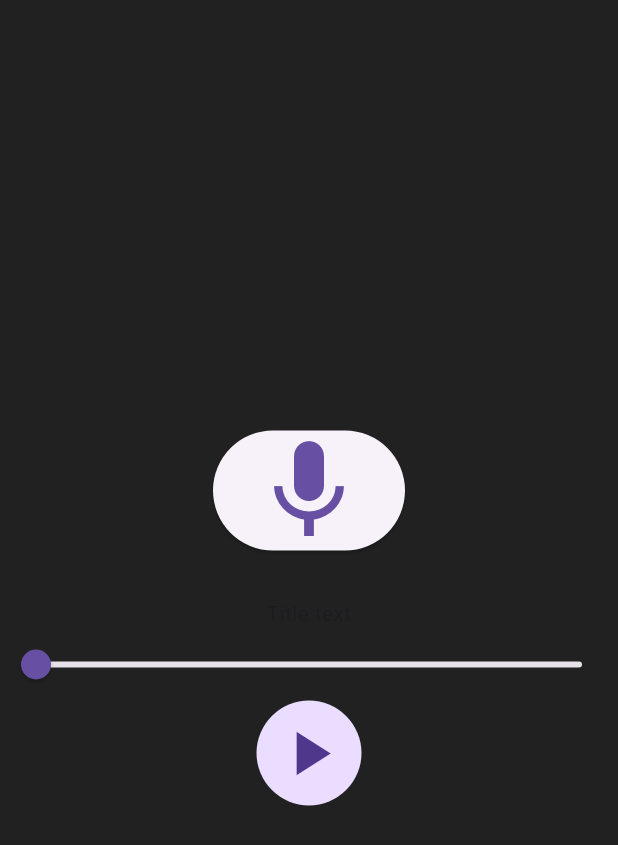
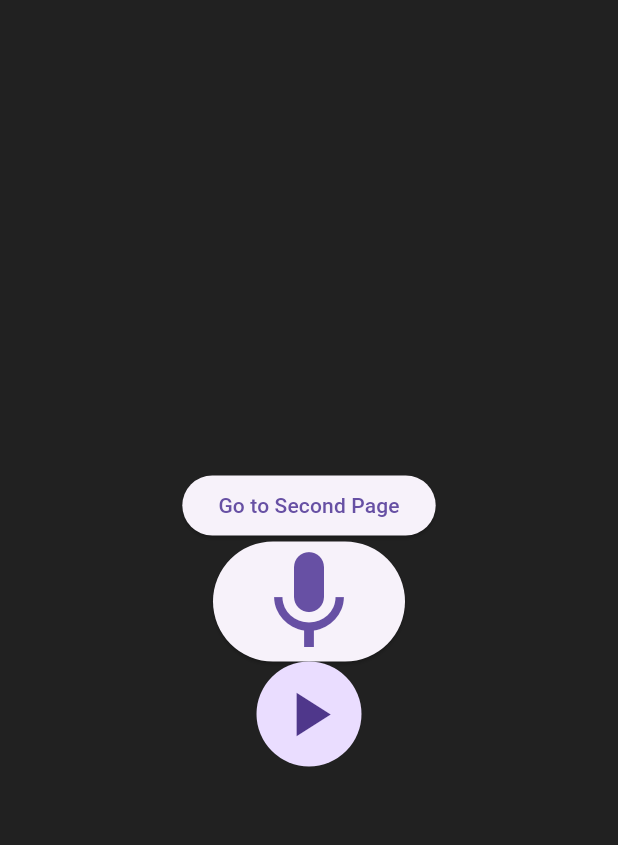
Before and after one commit to theartcher/S4-SM-Individual, a Flutter app: the screen it shows after launch, after a tap on the "play arrow" icon, on a phone screen of 412 x 824 dp. Shown: the top 845 px of the screen. Run offline on Flutter 3.47's test engine with Material 3 defaults, Android fonts, the phone set to English and light mode, and no system bars; our stand-ins replace audioplayers, permission_handler; missing offline and left inert: flutter_sound.

Commit message:
seperate files into studio/microphone

```diff
--- a/microphone_mixer_flutter/lib/main.dart
+++ b/microphone_mixer_flutter/lib/main.dart
@@ -1,121 +1,9 @@
-import 'dart:async';
-import 'dart:io';
+import 'package:flutter/material.dart';
+import 'package:microphone_mixer_flutter/pages/studio.dart';
 
-import 'package:audioplayers/audioplayers.dart';
-import 'package:flutter/material.dart';
-import 'package:flutter_sound/flutter_sound.dart';
-import 'package:permission_handler/permission_handler.dart';
-
-void main() => runApp(const MaterialApp(home: MainPage()));
-
-class MainPage extends StatefulWidget {
-  const MainPage({super.key});
-
-  @override
-  State<MainPage> createState() => _MainPageState();
+void main() {
+  runApp(const MaterialApp(
+    title: 'Yippie, routing!',
+    home: StudioRoute(),
+  ));
 }
-
-class _MainPageState extends State<MainPage> {
-  final audioPlayer = AudioPlayer();
-  final recorder = FlutterSoundRecorder();
-  Duration duration = Duration.zero;
-  Duration position = Duration.zero;
-  bool isPlaying = false;
-  bool isRecorderReady = false;
-  var audioFile;
-  var path;
-
-  @override
-  void initState() {
-    super.initState();
-    initRecorder();
-  }
-
-  @override
-  void dispose() {
-    recorder.closeRecorder();
-
-    super.dispose();
-  }
-
-  Future<void> initRecorder() async {
-    final status = await Permission.microphone.request();
-
-    if (status != PermissionStatus.granted) {
-      throw "Microphone permission not granted";
-    }
-
-    await recorder.openRecorder();
-
-    setState(() {
-      isRecorderReady = true;
-    });
-  }
-
-  Future record() async {
-    if (!isRecorderReady) {
-      print("Is recorder ready? $isRecorderReady");
-      return;
-    }
-
-    await recorder.startRecorder(toFile: 'audio');
-  }
-
-  Future stop() async {
-    if (!isRecorderReady) {
-      print("Is recorder ready? $isRecorderReady");
-      return;
-    }
-
-    path = await recorder.stopRecorder();
-    audioFile = File(path!);
-
-    print("Recorded audio @: $audioFile");
-  }
-
-  @override
-  Widget build(BuildContext context) => Scaffold(
-        backgroundColor: Colors.grey.shade900,
-        body: Column(
-          mainAxisAlignment: MainAxisAlignment.center,
-          children: [
-            Center(
-              child: ElevatedButton(
-                child: Icon(recorder.isRecording ? Icons.stop : Icons.mic,
-                    size: 80),
-                onPressed: () async {
-                  if (recorder.isRecording) {
-                    await stop();
-                  } else {
-                    await record();
-                  }
-                  setState(() {});
-                },
-              ),
-            ),
-            const SizedBox(height: 32),
-            const Text("Title text"),
-            Slider(
-              min: 0,
-              max: duration.inSeconds.toDouble(),
-              value: position.inSeconds.toDouble(),
-              onChanged: (value) async {},
-            ),
-            CircleAvatar(
-              radius: 35,
-              child: IconButton(
-                icon: Icon(isPlaying ? Icons.pause : Icons.play_arrow),
-                iconSize: 50,
-                onPressed: () async {
-                  if (isPlaying) {
-                    await audioPlayer.pause();
-                  } else {
-                    await audioPlayer.play(DeviceFileSource(path));
-                  }
-                },
-              ),
-            )
-          ],
-        ),
-      );
-}
--- /dev/null
+++ b/microphone_mixer_flutter/lib/pages/studio.dart
@@ -0,0 +1,133 @@
+import 'dart:async';
+import 'dart:io';
+
+import 'package:audioplayers/audioplayers.dart';
+import 'package:flutter/material.dart';
+import 'package:flutter_sound/flutter_sound.dart';
+import 'package:permission_handler/permission_handler.dart';
+import 'package:microphone_mixer_flutter/pages/microphone.dart';
+
+class StudioRoute extends StatefulWidget {
+  const StudioRoute({super.key});
+
+  @override
+  State<StudioRoute> createState() => _StudioRouteState();
+}
+
+class _StudioRouteState extends State<StudioRoute> {
+  final audioPlayer = AudioPlayer();
+  late final FlutterSoundRecorder recorder;
+  bool isPlaying = false;
+  bool isRecorderReady = false;
+  late File? audioFile;
+  late String? path;
+
+  @override
+  void initState() {
+    super.initState();
+    recorder = FlutterSoundRecorder();
+    initRecorder();
+  }
+
+  @override
+  void dispose() {
+    recorder.closeRecorder();
+
+    super.dispose();
+  }
+
+  Future<void> initRecorder() async {
+    final status = await Permission.microphone.request();
+
+    if (status != PermissionStatus.granted) {
+      throw "Microphone permission not granted";
+    }
+
+    await recorder.openRecorder();
+
+    setState(() {
+      isRecorderReady = true;
+    });
+  }
+
+  Future<void> recordAudio() async {
+    if (!isRecorderReady) {
+      print("Is recorder ready? $isRecorderReady");
+      return;
+    }
+
+    await recorder.startRecorder(toFile: 'audio');
+  }
+
+  Future<void> stopRecording() async {
+    if (!isRecorderReady) {
+      print("Is recorder ready? $isRecorderReady");
+      return;
+    }
+
+    path = await recorder.stopRecorder();
+    audioFile = File(path!);
+
+    print("Recorded audio @: $audioFile");
+  }
+
+  @override
+  Widget build(BuildContext context) => Scaffold(
+        backgroundColor: Colors.grey.shade900,
+        body: Column(
+          mainAxisAlignment: MainAxisAlignment.center,
+          children: [
+            ElevatedButton(
+              onPressed: () {
+                Navigator.push(
+                  context,
+                  MaterialPageRoute(builder: (context) => MicrophoneRoute()),
+                );
+              },
+              child: Text('Go to Second Page'),
+            ),
+            Center(
+              child: ElevatedButton(
+                child: Icon(
+                  recorder.isRecording ? Icons.stop : Icons.mic,
+                  size: 80,
+                ),
+                onPressed: () async {
+                  if (recorder.isRecording) {
+                    await stopRecording();
+                  } else {
+                    await recordAudio();
+                  }
+                  setState(() {});
+                },
+              ),
+            ),
+            CircleAvatar(
+              radius: 35,
+              child: IconButton(
+                icon: Icon(isPlaying ? Icons.pause : Icons.play_arrow),
+                iconSize: 50,
+                onPressed: () async {
+                  if (path == null) {
+                    ScaffoldMessenger.of(context).showSnackBar(
+                      const SnackBar(
+                        content: Text(
+                            "You have not yet recorded any audio to play."),
+                        duration: Duration(seconds: 1),
+                      ),
+                    );
+                    return;
+                  }
+
+                  if (isPlaying) {
+                    await audioPlayer.stop();
+                  } else {
+                    await audioPlayer.play(DeviceFileSource(path!));
+                  }
+                },
+              ),
+            )
+          ],
+        ),
+      );
+}
```
Also changed, not shown: microphone_mixer_flutter/lib/pages/microphone.dart (added, +23 -0 lines), 1 other file.
